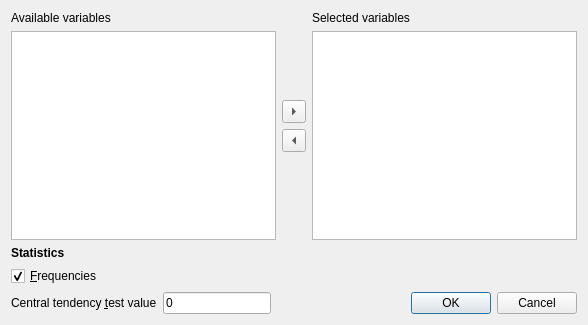
Old version of the form cogstat/ui/var_properties.ui in the repository cogstat/cogstat.
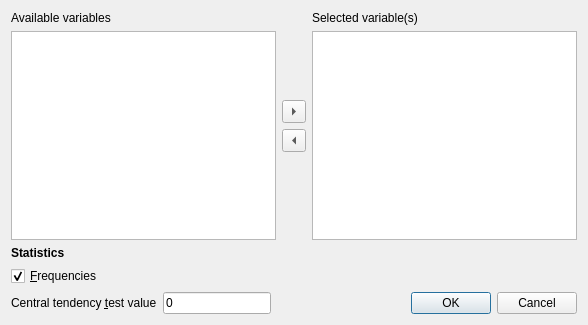
New version of the form.

Commit message: refine dialog labels

```diff
--- a/cogstat/ui/var_properties.ui
+++ b/cogstat/ui/var_properties.ui
@@ -89,7 +89,7 @@
        <item>
         <widget class="QLabel" name="label_2">
          <property name="text">
-          <string>Selected variables</string>
+          <string>Selected variable(s)</string>
          </property>
          <property name="buddy">
           <cstring>selected_listWidget</cstring>
```
Left out of the diff: 1 changed line with no effect on the pictures. The commit also changes 7 other files.
